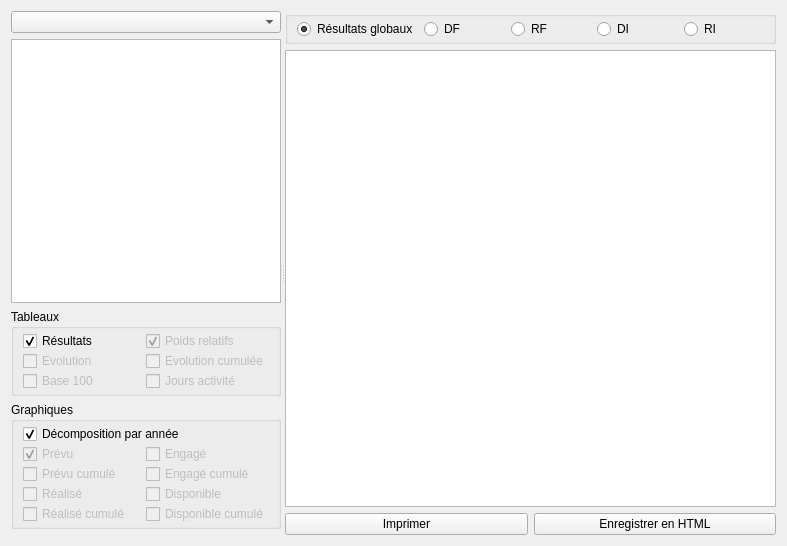
This is dialogtablesgraphics.ui in GiPiLab/ProtonClassicSuite as Qt 5 draws it before an edit. The edited form follows.
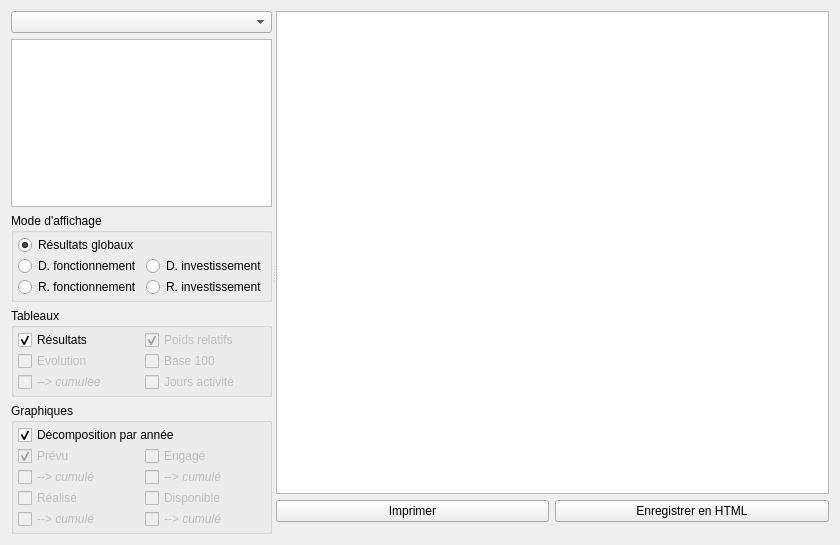
This is the edited form. Custom widgets are drawn as their Qt base class.

Commit message: Work done on graphics and layout, html pictures are embedded in BASE64

Diff of the .ui file:
```diff
--- a/dialogtablesgraphics.ui
+++ b/dialogtablesgraphics.ui
@@ -6,14 +6,14 @@
    <rect>
     <x>0</x>
     <y>0</y>
-    <width>787</width>
-    <height>546</height>
+    <width>840</width>
+    <height>545</height>
    </rect>
   </property>
   <property name="windowTitle">
    <string>Explorateur d'audits</string>
   </property>
-  <layout class="QVBoxLayout" name="verticalLayout_2">
+  <layout class="QVBoxLayout" name="verticalLayout_4">
    <item>
     <widget class="QSplitter" name="splitter">
      <property name="orientation">
@@ -37,22 +37,96 @@
          </attribute>
         </widget>
        </item>
+       <item>
+        <widget class="QGroupBox" name="groupBoxMode">
+         <property name="title">
+          <string>Mode d'affichage</string>
+         </property>
+         <layout class="QGridLayout" name="gridLayout_3">
+          <property name="leftMargin">
+           <number>4</number>
+          </property>
+          <property name="topMargin">
+           <number>2</number>
+          </property>
+          <property name="rightMargin">
+           <number>2</number>
+          </property>
+          <property name="bottomMargin">
+           <number>2</number>
+          </property>
+          <property name="horizontalSpacing">
+           <number>4</number>
+          </property>
+          <property name="verticalSpacing">
+           <number>1</number>
+          </property>
+          <item row="2" column="0">
+           <widget class="QRadioButton" name="radioButtonRF">
+            <property name="text">
+             <string>R. fonctionnement</string>
+            </property>
+           </widget>
+          </item>
+          <item row="1" column="1">
+           <widget class="QRadioButton" name="radioButtonDI">
+            <property name="text">
+             <string>D. investissement</string>
+            </property>
+           </widget>
+          </item>
+          <item row="2" column="1">
+           <widget class="QRadioButton" name="radioButtonRI">
+            <property name="text">
+             <string>R. investissement</string>
+            </property>
+           </widget>
+          </item>
+          <item row="0" column="0" colspan="2">
+           <widget class="QRadioButton" name="radioButtonGlobal">
+            <property name="text">
+             <string>Résultats globaux</string>
+            </property>
+            <property name="checked">
+             <bool>true</bool>
+            </property>
+           </widget>
+          </item>
+          <item row="1" column="0">
+           <widget class="QRadioButton" name="radioButtonDF">
+            <property name="text">
+             <string>D. fonctionnement</string>
+            </property>
+           </widget>
+          </item>
+         </layout>
+        </widget>
+       </item>
        <item>
         <widget class="QGroupBox" name="groupBoxTables">
          <property name="title">
           <string>Tableaux</string>
          </property>
          <layout class="QGridLayout" name="gridLayout">
+          <property name="leftMargin">
+           <number>4</number>
+          </property>
           <property name="topMargin">
            <number>2</number>
           </property>
+          <property name="rightMargin">
+           <number>2</number>
+          </property>
           <property name="bottomMargin">
            <number>2</number>
           </property>
+          <property name="horizontalSpacing">
+           <number>4</number>
+          </property>
           <property name="verticalSpacing">
-           <number>0</number>
+           <number>1</number>
           </property>
-          <item row="1" column="0">
+          <item row="2" column="0">
            <widget class="QCheckBox" name="checkBoxEvolution">
             <property name="enabled">
              <bool>false</bool>
@@ -62,27 +136,7 @@
             </property>
            </widget>
           </item>
-          <item row="1" column="1">
-           <widget class="QCheckBox" name="checkBoxEvolutionCumul">
-            <property name="enabled">
-             <bool>false</bool>
-            </property>
-            <property name="text">
-             <string>Evolution cumulée</string>
-            </property>
-           </widget>
-          </item>
-          <item row="2" column="0">
-           <widget class="QCheckBox" name="checkBoxBase100">
-            <property name="enabled">
-             <bool>false</bool>
-            </property>
-            <property name="text">
-             <string>Base 100</string>
-            </property>
-           </widget>
-          </item>
-          <item row="2" column="1">
+          <item row="3" column="1">
            <widget class="QCheckBox" name="checkBoxJoursAct">
             <property name="enabled">
              <bool>false</bool>
@@ -118,6 +172,31 @@
             </property>
            </widget>
           </item>
+          <item row="3" column="0">
+           <widget class="QCheckBox" name="checkBoxEvolutionCumul">
+            <property name="enabled">
+             <bool>false</bool>
+            </property>
+            <property name="font">
+             <font>
+              <italic>true</italic>
+             </font>
+            </property>
+            <property name="text">
+             <string>--&gt; cumulée</string>
+            </property>
+           </widget>
+          </item>
+          <item row="2" column="1">
+           <widget class="QCheckBox" name="checkBoxBase100">
+            <property name="enabled">
+             <bool>false</bool>
+            </property>
+            <property name="text">
+             <string>Base 100</string>
+            </property>
+           </widget>
+          </item>
          </layout>
         </widget>
        </item>
@@ -127,14 +206,23 @@
           <string>Graphiques</string>
          </property>
          <layout class="QGridLayout" name="gridLayout_2">
+          <property name="leftMargin">
+           <number>4</number>
+          </property>
           <property name="topMargin">
            <number>2</number>
           </property>
+          <property name="rightMargin">
+           <number>2</number>
+          </property>
           <property name="bottomMargin">
            <number>2</number>
           </property>
+          <property name="horizontalSpacing">
+           <number>4</number>
+          </property>
           <property name="verticalSpacing">
-           <number>0</number>
+           <number>1</number>
           </property>
           <item row="0" column="0" colspan="2">
            <widget class="QCheckBox" name="checkBoxRecapGraph">
@@ -174,8 +262,13 @@
             <property name="enabled">
              <bool>false</bool>
             </property>
+            <property name="font">
+             <font>
+              <italic>true</italic>
+             </font>
+            </property>
             <property name="text">
-             <string>Prévu cumulé</string>
+             <string>--&gt; cumulé</string>
             </property>
            </widget>
           </item>
@@ -194,8 +287,13 @@
             <property name="enabled">
              <bool>false</bool>
             </property>
+            <property name="font">
+             <font>
+              <italic>true</italic>
+             </font>
+            </property>
             <property name="text">
-             <string>Réalisé cumulé</string>
+             <string>--&gt; cumulé</string>
             </property>
            </widget>
           </item>
@@ -204,8 +302,13 @@
             <property name="enabled">
              <bool>false</bool>
             </property>
+            <property name="font">
+             <font>
+              <italic>true</italic>
+             </font>
+            </property>
             <property name="text">
-             <string>Engagé cumulé</string>
+             <string>--&gt; cumulé</string>
             </property>
            </widget>
           </item>
@@ -224,96 +327,38 @@
             <property name="enabled">
              <bool>false</bool>
             </property>
+            <property name="font">
+             <font>
+              <italic>true</italic>
+             </font>
+            </property>
             <property name="text">
-             <string>Disponible cumulé</string>
+             <string>--&gt; cumulé</string>
             </property>
            </widget>
           </item>
          </layout>
         </widget>
        </item>
-       <item>
-        <widget class="QCustomPlot" name="plotG1G8" native="true">
-         <widget class="QCustomPlot" name="plotG9" native="true">
-          <property name="geometry">
-           <rect>
-            <x>0</x>
-            <y>0</y>
-            <width>287</width>
-            <height>10</height>
-           </rect>
-          </property>
-         </widget>
-        </widget>
-       </item>
       </layout>
      </widget>
-     <widget class="QWidget" name="layoutWidget">
-      <layout class="QGridLayout" name="gridLayout_3">
+     <widget class="QWidget" name="">
+      <layout class="QGridLayout" name="gridLayout_4">
        <item row="0" column="0" colspan="2">
-        <widget class="QGroupBox" name="groupBoxMode">
-         <property name="title">
-          <string/>
+        <spacer name="horizontalSpacer">
+         <property name="orientation">
+          <enum>Qt::Horizontal</enum>
          </property>
-         <layout class="QHBoxLayout" name="horizontalLayout">
-          <property name="topMargin">
-           <number>2</number>
-          </property>
-          <property name="bottomMargin">
-           <number>2</number>
-          </property>
-          <item>
-           <widget class="QRadioButton" name="radioButtonGlobal">
-            <property name="layoutDirection">
-             <enum>Qt::LeftToRight</enum>
-            </property>
-            <property name="text">
-             <string>Résultats globaux</string>
-            </property>
-            <property name="checked">
-             <bool>true</bool>
-            </property>
-           </widget>
-          </item>
-          <item>
-           <widget class="QRadioButton" name="radioButtonDF">
-            <property name="text">
-             <string>DF</string>
-            </property>
-           </widget>
-          </item>
-          <item>
-           <widget class="QRadioButton" name="radioButtonRF">
-            <property name="text">
-             <string>RF</string>
-            </property>
-           </widget>
-          </item>
-          <item>
-           <widget class="QRadioButton" name="radioButtonDI">
-            <property name="text">
-             <string>DI</string>
-            </property>
-           </widget>
-          </item>
-          <item>
-           <widget class="QRadioButton" name="radioButtonRI">
-            <property name="text">
-             <string>RI</string>
-            </property>
-           </widget>
-          </item>
-         </layout>
-        </widget>
-       </item>
-       <item row="1" column="0" colspan="2">
-        <widget class="QTextEdit" name="textEdit">
-         <property name="minimumSize">
+         <property name="sizeHint" stdset="0">
           <size>
-           <width>474</width>
+           <width>680</width>
            <height>0</height>
           </size>
          </property>
+        </spacer>
+       </item>
+       <item row="1" column="0" colspan="2">
+        <widget class="QTextEdit" name="textEdit">
          <property name="acceptDrops">
           <bool>false</bool>
          </property>
@@ -335,6 +380,12 @@
          </property>
         </widget>
        </item>
+       <item row="4" column="0" colspan="2">
+        <widget class="QCustomPlot" name="plotG1G8" native="true"/>
+       </item>
+       <item row="5" column="0" colspan="2">
+        <widget class="QCustomPlot" name="plotG9" native="true"/>
+       </item>
        <item row="2" column="1">
         <widget class="QPushButton" name="saveButton">
          <property name="text">
```
The commit also changes 4 other files.
